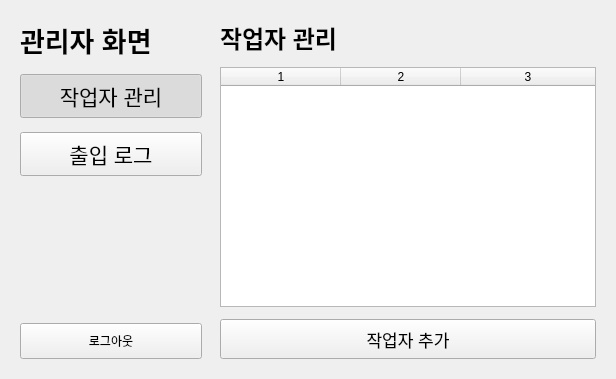
addinedu-physicalai-1st/iot-repo-3, file soy-pc/ui/admin_screen.ui: the form before one commit.
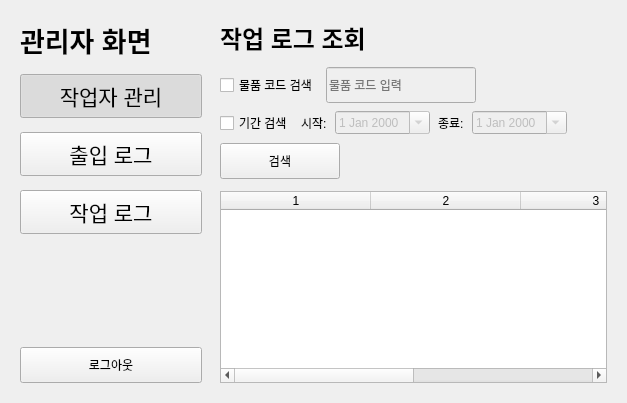
The form after the commit. The open tabs and pages were chosen to show the change.

Commit message: feat: search sorting logs in admin mode

The edit to the form file:
```diff
--- a/soy-pc/ui/admin_screen.ui
+++ b/soy-pc/ui/admin_screen.ui
@@ -95,6 +95,27 @@
         </property>
        </widget>
       </item>
+      <item>
+       <widget class="QPushButton" name="menu_item_sorting_log">
+        <property name="minimumSize">
+         <size>
+          <width>0</width>
+          <height>44</height>
+         </size>
+        </property>
+        <property name="font">
+         <font>
+          <pointsize>16</pointsize>
+         </font>
+        </property>
+        <property name="text">
+         <string>작업 로그</string>
+        </property>
+        <property name="checkable">
+         <bool>true</bool>
+        </property>
+       </widget>
+      </item>
       <item>
        <spacer name="verticalSpacer_sidebar">
         <property name="orientation">
@@ -318,6 +339,190 @@
        </item>
       </layout>
      </widget>
+     <widget class="QWidget" name="page_item_sorting_log">
+      <property name="objectName">
+       <string>page_item_sorting_log</string>
+      </property>
+      <layout class="QVBoxLayout" name="verticalLayout_item_sorting_log">
+       <property name="spacing">
+        <number>12</number>
+       </property>
+       <item>
+        <widget class="QLabel" name="label_item_sorting_log_title">
+         <property name="font">
+          <font>
+           <pointsize>18</pointsize>
+           <weight>75</weight>
+           <bold>true</bold>
+          </font>
+         </property>
+         <property name="text">
+          <string>작업 로그 조회</string>
+         </property>
+        </widget>
+       </item>
+       <item>
+        <layout class="QVBoxLayout" name="verticalLayout_item_sorting_log_filter">
+         <property name="spacing">
+          <number>8</number>
+         </property>
+         <item>
+          <layout class="QHBoxLayout" name="horizontalLayout_item_filter">
+           <item>
+            <widget class="QCheckBox" name="itemSearchCheckBox">
+             <property name="text">
+              <string>물품 코드 검색</string>
+             </property>
+            </widget>
+           </item>
+           <item>
+            <widget class="QLineEdit" name="itemSearchEdit">
+             <property name="enabled">
+              <bool>false</bool>
+             </property>
+             <property name="placeholderText">
+              <string>물품 코드 입력</string>
+             </property>
+             <property name="minimumSize">
+              <size>
+               <width>150</width>
+               <height>36</height>
+              </size>
+             </property>
+            </widget>
+           </item>
+           <item>
+            <spacer name="horizontalSpacer_item_filter">
+             <property name="orientation">
+              <enum>Qt::Orientation::Horizontal</enum>
+             </property>
+             <property name="sizeHint" stdset="0">
+              <size>
+               <width>40</width>
+               <height>20</height>
+              </size>
+             </property>
+            </spacer>
+           </item>
+          </layout>
+         </item>
+         <item>
+          <layout class="QHBoxLayout" name="horizontalLayout_date_filter">
+           <item>
+            <widget class="QCheckBox" name="dateSearchCheckBox">
+             <property name="text">
+              <string>기간 검색</string>
+             </property>
+            </widget>
+           </item>
+           <item>
+            <widget class="QLabel" name="label_start_date">
+             <property name="text">
+              <string>시작:</string>
+             </property>
+            </widget>
+           </item>
+           <item>
+            <widget class="QDateEdit" name="startDateEdit">
+             <property name="enabled">
+              <bool>false</bool>
+             </property>
+             <property name="calendarPopup">
+              <bool>true</bool>
+             </property>
+            </widget>
+           </item>
+           <item>
+            <widget class="QLabel" name="label_end_date">
+             <property name="text">
+              <string>종료:</string>
+             </property>
+            </widget>
+           </item>
+           <item>
+            <widget class="QDateEdit" name="endDateEdit">
+             <property name="enabled">
+              <bool>false</bool>
+             </property>
+             <property name="calendarPopup">
+              <bool>true</bool>
+             </property>
+            </widget>
+           </item>
+           <item>
+            <spacer name="horizontalSpacer_date_filter">
+             <property name="orientation">
+              <enum>Qt::Orientation::Horizontal</enum>
+             </property>
+             <property name="sizeHint" stdset="0">
+              <size>
+               <width>40</width>
+               <height>20</height>
+              </size>
+             </property>
+            </spacer>
+           </item>
+          </layout>
+         </item>
+         <item>
+          <layout class="QHBoxLayout" name="horizontalLayout_search_button">
+           <item>
+            <widget class="QPushButton" name="itemSortingLogSearchButton">
+             <property name="minimumSize">
+              <size>
+               <width>120</width>
+               <height>36</height>
+              </size>
+             </property>
+             <property name="text">
+              <string>검색</string>
+             </property>
+            </widget>
+           </item>
+           <item>
+            <spacer name="horizontalSpacer_search_button">
+             <property name="orientation">
+              <enum>Qt::Orientation::Horizontal</enum>
+             </property>
+             <property name="sizeHint" stdset="0">
+              <size>
+               <width>40</width>
+               <height>20</height>
+              </size>
+             </property>
+            </spacer>
+           </item>
+          </layout>
+         </item>
+        </layout>
+       </item>
+       <item>
+        <widget class="QTableWidget" name="itemSortingLogTable">
+         <property name="objectName">
+          <string>itemSortingLogTable</string>
+         </property>
+         <property name="columnCount">
+          <number>4</number>
+         </property>
+         <property name="selectionBehavior">
+          <enum>QAbstractItemView::SelectionBehavior::SelectRows</enum>
+         </property>
+         <property name="selectionMode">
+          <enum>QAbstractItemView::SelectionMode::SingleSelection</enum>
+         </property>
+         <property name="alternatingRowColors">
+          <bool>true</bool>
+         </property>
+         <attribute name="horizontalHeaderDefaultSectionSize">
+          <number>150</number>
+         </attribute>
+         <attribute name="horizontalHeaderStretchLastSection">
+          <bool>true</bool>
+         </attribute>
+        </widget>
+       </item>
+      </layout>
+     </widget>
     </widget>
    </item>
   </layout>
```
The commit also changes 8 other files.
